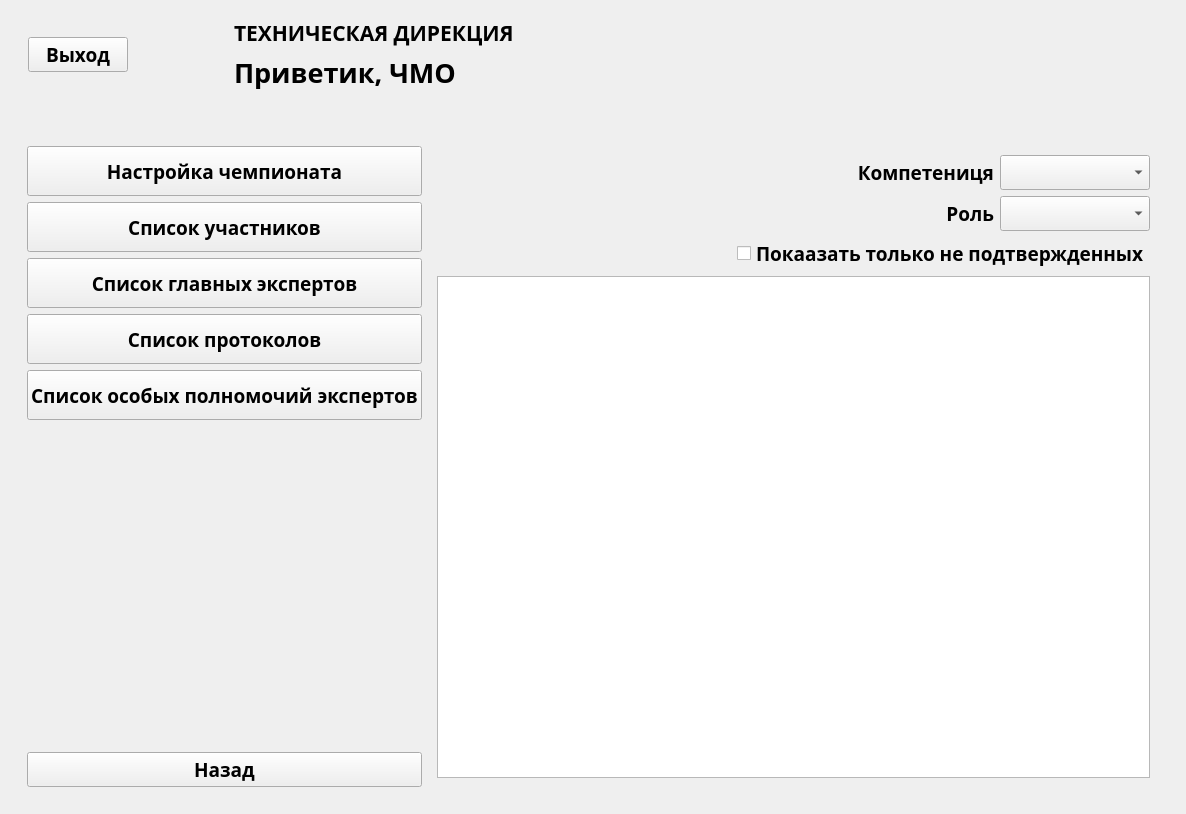
Old version of the form OrganizeForm.ui in the repository faryek/KARELLO.
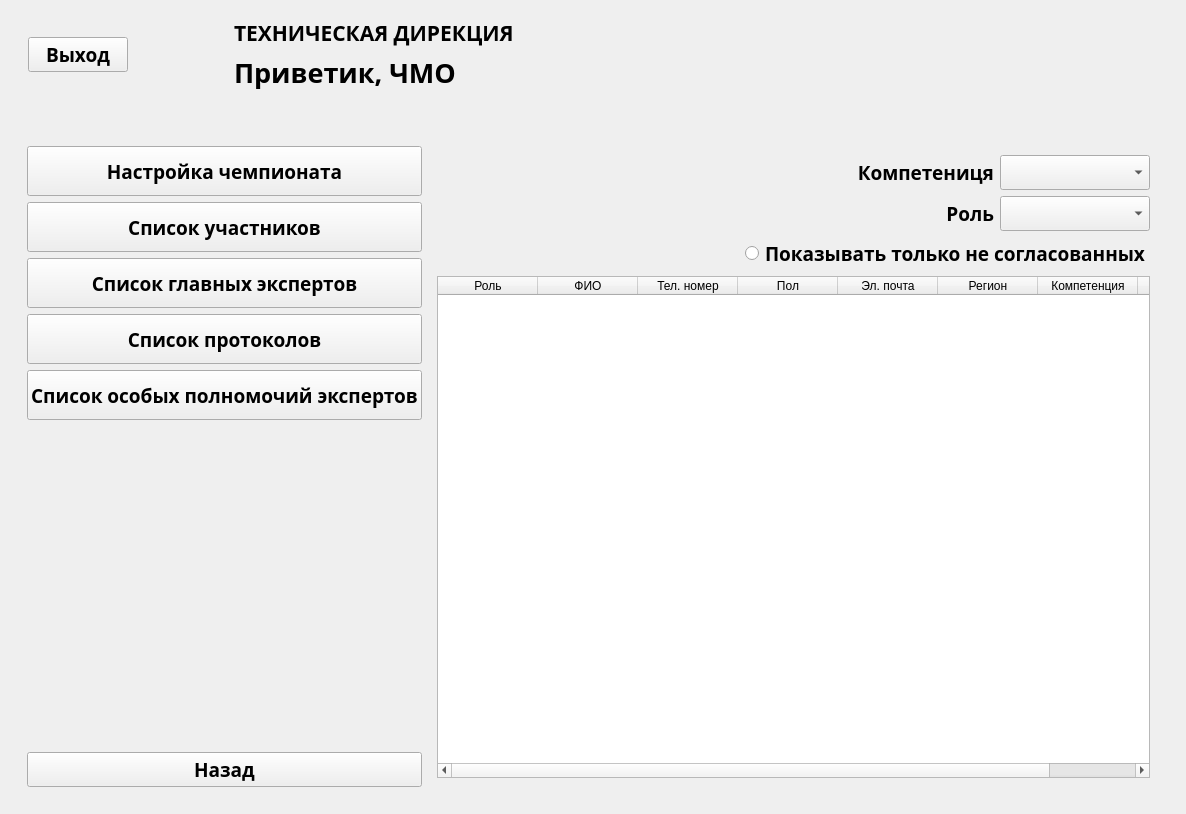
New version of the form. The open tabs and pages were chosen to show the change. Icons and pictures are not drawn.

```diff
--- a/OrganizeForm.ui
+++ b/OrganizeForm.ui
@@ -886,13 +886,7 @@
                          </spacer>
                         </item>
                         <item>
-                         <widget class="QCheckBox" name="showUnknownCheck">
-                          <property name="sizePolicy">
-                           <sizepolicy hsizetype="Fixed" vsizetype="Fixed">
-                            <horstretch>0</horstretch>
-                            <verstretch>0</verstretch>
-                           </sizepolicy>
-                          </property>
+                         <widget class="QRadioButton" name="showUnknownCheck">
                           <property name="font">
                            <font>
                             <family>Akrobat SemiBold</family>
@@ -901,7 +895,7 @@
                            </font>
                           </property>
                           <property name="text">
-                           <string>Покаазать только не подтвержденных</string>
+                           <string>Показывать только не согласованных</string>
                           </property>
                          </widget>
                         </item>
@@ -912,7 +906,48 @@
                    </layout>
                   </item>
                   <item>
-                   <widget class="QTableWidget" name="memberTable"/>
+                   <widget class="QTableWidget" name="memberTable">
+                    <column>
+                     <property name="text">
+                      <string>Роль</string>
+                     </property>
+                    </column>
+                    <column>
+                     <property name="text">
+                      <string>ФИО</string>
+                     </property>
+                    </column>
+                    <column>
+                     <property name="text">
+                      <string>Тел. номер</string>
+                     </property>
+                    </column>
+                    <column>
+                     <property name="text">
+                      <string>Пол</string>
+                     </property>
+                    </column>
+                    <column>
+                     <property name="text">
+                      <string>Эл. почта</string>
+                     </property>
+                    </column>
+                    <column>
+                     <property name="text">
+                      <string>Регион</string>
+                     </property>
+                    </column>
+                    <column>
+                     <property name="text">
+                      <string>Компетенция</string>
+                     </property>
+                    </column>
+                    <column>
+                     <property name="text">
+                      <string>Статус</string>
+                     </property>
+                    </column>
+                   </widget>
                   </item>
                  </layout>
                 </widget>
```
Left out of the diff: 6 changed lines with no effect on the pictures.
